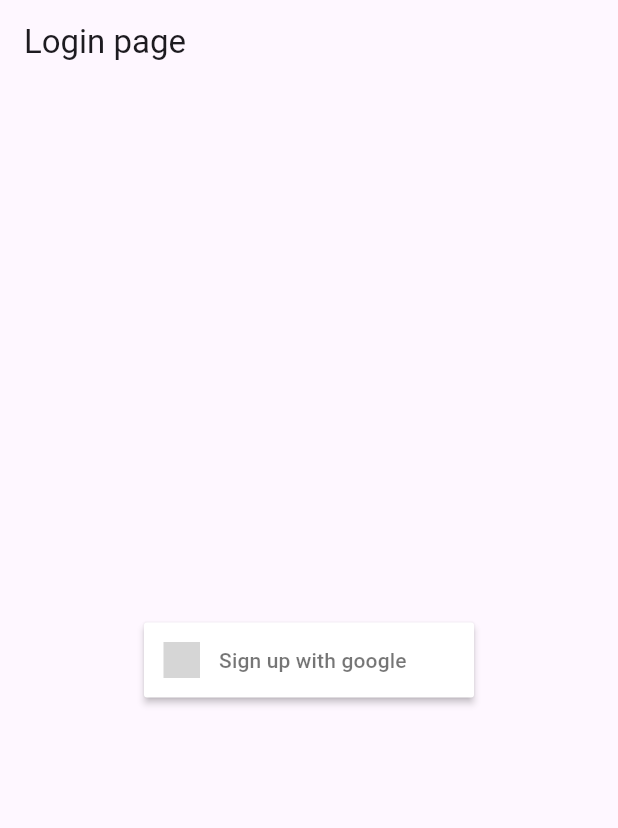
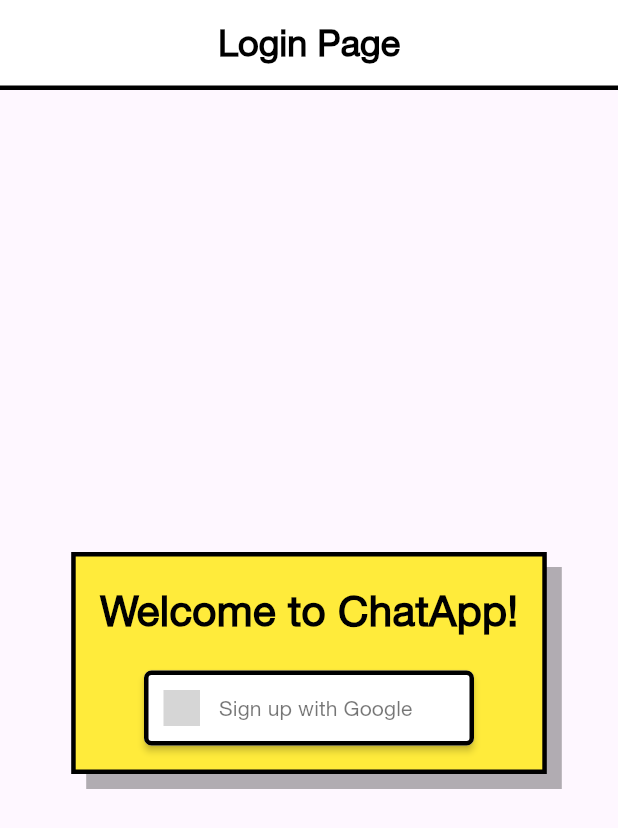
Before and after one commit to Maaz4324/chatapp2, a Flutter app: the screen it shows after launch, on a phone screen of 412 x 824 dp. Shown: the top 828 px of the screen. Run offline on Flutter 3.47's test engine with Material 3 defaults, Android fonts, the phone set to English and light mode, and no system bars; drawn by our look-alikes of sign_in_button; our stand-ins replace cloud_firestore, firebase_auth, firebase_core; accounts and stored records are empty; grey boxes are pictures that could not be loaded.

Commit message:
started with neo brutalism

```diff
--- a/lib/main.dart
+++ b/lib/main.dart
@@ -22,9 +22,9 @@ class MyApp extends StatelessWidget {
       title: 'Flutter Demo',
       debugShowCheckedModeBanner: false,
       theme: ThemeData(
-        colorScheme: ColorScheme.fromSeed(seedColor: Colors.deepPurple),
-        useMaterial3: true,
-      ),
+          colorScheme: ColorScheme.fromSeed(seedColor: Colors.deepPurple),
+          useMaterial3: true,
+          fontFamily: "HelveticaNeue"),
       // Define the initial route based on user authentication status
       home: FirebaseAuth.instance.currentUser == null
           ? const Login()
--- a/lib/pages/chat.dart
+++ b/lib/pages/chat.dart
@@ -145,6 +145,7 @@ class _ChatPageState extends State<ChatPage> {
               style: const TextStyle(
                 fontSize: 20,
                 fontWeight: FontWeight.bold,
+                fontFamily: "HelveticaNeue",
               ),
             ),
           ],
--- a/lib/pages/login.dart
+++ b/lib/pages/login.dart
@@ -13,7 +13,6 @@ class Login extends StatefulWidget {
 
 class _LoginState extends State<Login> {
   final FirebaseAuth _auth = FirebaseAuth.instance;
-
   User? _user;
 
   @override
@@ -34,17 +33,81 @@ class _LoginState extends State<Login> {
   }
 
   Widget _googleSignInButton() {
-    return Scaffold(
+    return Container(
+      decoration: BoxDecoration(
+        gradient: LinearGradient(
+          begin: Alignment.topLeft,
+          end: Alignment.bottomRight,
+          colors: [
+            Colors.blue,
+            Colors.green,
+          ],
+        ),
+      ),
+      child: Scaffold(
         appBar: AppBar(
-        title: const Text('Login page'),
+          backgroundColor: Colors.white,
+          elevation: 0,
+          title: const Text(
+            'Login Page',
+            style: TextStyle(
+              color: Colors.black,
+              fontWeight: FontWeight.bold,
+              fontSize: 24,
+            ),
+          ),
+          centerTitle: true,
+          bottom: PreferredSize(
+            preferredSize: Size.fromHeight(4.0),
+            child: Container(
+              color: Colors.black,
+              height: 3.0,
+            ),
+          ),
         ),
         body: Center(
-        child: SizedBox(
+          child: Container(
+            padding: const EdgeInsets.all(16.0),
+            decoration: BoxDecoration(
+              color: Colors.yellow,
+              border: Border.all(
+                color: Colors.black,
+                width: 3,
+              ),
+              boxShadow: [
+                BoxShadow(
+                  color: Colors.black.withOpacity(0.3),
+                  offset: Offset(10, 10),
+                  blurRadius: 0,
+                ),
+              ],
+            ),
+            child: Column(
+              mainAxisSize: MainAxisSize.min,
+              children: [
+                Text(
+                  'Welcome to ChatApp!',
+                  style: TextStyle(
+                    color: Colors.black,
+                    fontSize: 28,
+                    fontWeight: FontWeight.bold,
+                  ),
+                ),
+                const SizedBox(height: 20),
+                SizedBox(
                   height: 50,
                   child: SignInButton(
                     Buttons.google,
-            text: "Sign up with google",
+                    text: "Sign up with Google",
                     onPressed: _handleGoogleSignIn,
+                    shape: RoundedRectangleBorder(
+                      side: BorderSide(color: Colors.black, width: 3),
+                      borderRadius: BorderRadius.circular(5),
+                    ),
+                  ),
+                ),
+              ],
+            ),
           ),
         ),
       ),
@@ -54,7 +117,6 @@ class _LoginState extends State<Login> {
   Future<void> _handleGoogleSignIn() async {
     try {
       GoogleAuthProvider _googleAuthProvider = GoogleAuthProvider();
-
       UserCredential userCredential =
           await _auth.signInWithProvider(_googleAuthProvider);
       print(userCredential.user);
@@ -62,7 +124,6 @@ class _LoginState extends State<Login> {
 
       if (user != null) {
         print(user);
-        //   // Store user data in Firestore
         storeInFirestore(user);
       }
     } catch (e) {
@@ -77,7 +138,6 @@ class _LoginState extends State<Login> {
     final userSnapshot = await userDoc.get();
     print(userSnapshot);
     if (!userSnapshot.exists) {
-      // If the user document does not exist, create it
       userDoc.set({
         'uid': user.uid,
         'displayName': user.displayName,
```
Also changed, not shown: lib/pages/home.dart (+73 -18 lines), pubspec.yaml (+13 -11 lines), assets/fonts/HelveticaNeue.ttf (added). Lines whose indentation alone changed are shown as unchanged.
